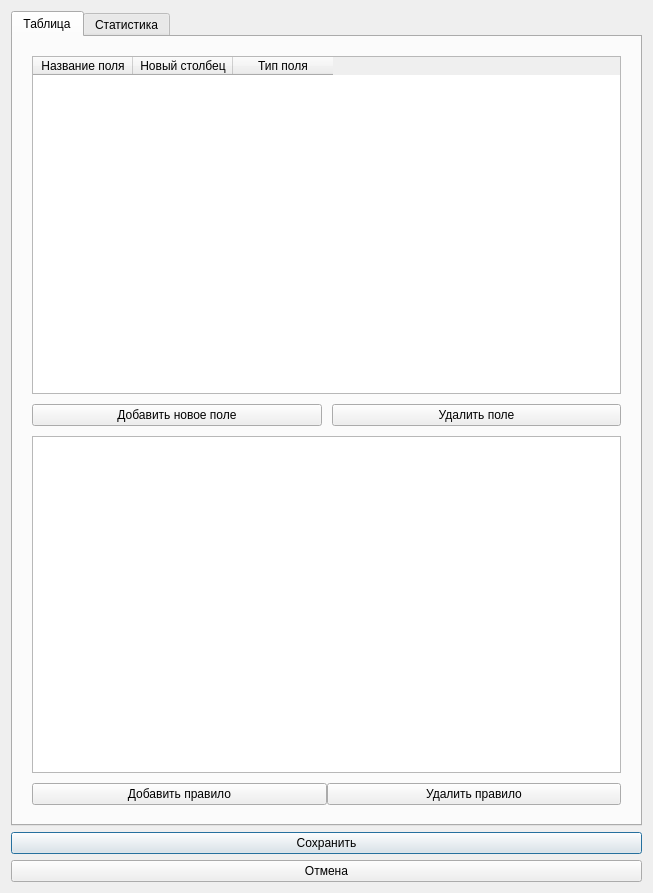
yurikses/ClientFlow, file settingsdialog.ui: the form before one commit.
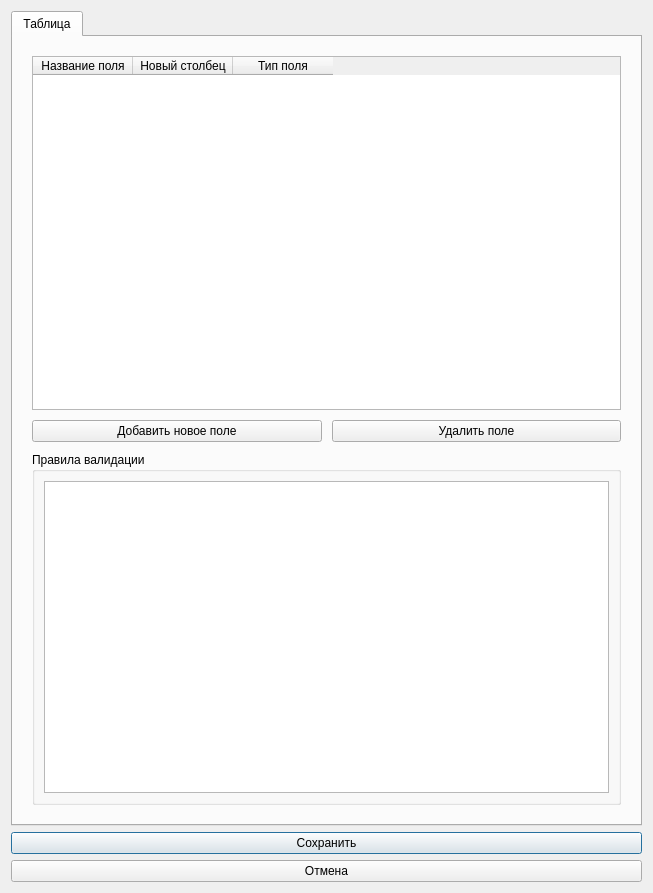
The form after the commit. Icons and pictures are not drawn.

What changed in the file:
```diff
--- a/settingsdialog.ui
+++ b/settingsdialog.ui
@@ -47,7 +47,7 @@
       </attribute>
       <layout class="QGridLayout" name="gridLayout">
        <item row="0" column="0">
-        <layout class="QGridLayout" name="gridLayout_3" rowstretch="3,0,3,0">
+        <layout class="QGridLayout" name="gridLayout_3" rowstretch="3,0,3">
          <property name="leftMargin">
           <number>10</number>
          </property>
@@ -66,6 +66,37 @@
          <property name="verticalSpacing">
           <number>10</number>
          </property>
+         <item row="2" column="0">
+          <widget class="QGroupBox" name="groupBox">
+           <property name="title">
+            <string>Правила валидации</string>
+           </property>
+           <layout class="QGridLayout" name="gridLayout_4">
+            <item row="0" column="0">
+             <widget class="QTableWidget" name="validationRulesTableWidget">
+              <property name="editTriggers">
+               <set>QAbstractItemView::EditTrigger::NoEditTriggers</set>
+              </property>
+              <property name="tabKeyNavigation">
+               <bool>false</bool>
+              </property>
+              <property name="selectionMode">
+               <enum>QAbstractItemView::SelectionMode::SingleSelection</enum>
+              </property>
+              <attribute name="verticalHeaderCascadingSectionResizes">
+               <bool>true</bool>
+              </attribute>
+              <attribute name="verticalHeaderMinimumSectionSize">
+               <number>60</number>
+              </attribute>
+              <attribute name="verticalHeaderDefaultSectionSize">
+               <number>60</number>
+              </attribute>
+             </widget>
+            </item>
+           </layout>
+          </widget>
+         </item>
          <item row="0" column="0">
           <widget class="QTableWidget" name="tableWidget">
            <property name="sizePolicy">
@@ -127,46 +158,10 @@
            </item>
           </layout>
          </item>
-         <item row="3" column="0">
-          <layout class="QHBoxLayout" name="horizontalLayout">
-           <item>
-            <widget class="QPushButton" name="addValidationRuleButton">
-             <property name="text">
-              <string>Добавить правило</string>
-             </property>
-            </widget>
-           </item>
-           <item>
-            <widget class="QPushButton" name="removeValidationRuleButton">
-             <property name="text">
-              <string>Удалить правило</string>
-             </property>
-            </widget>
-           </item>
-          </layout>
-         </item>
-         <item row="2" column="0">
-          <widget class="QTableWidget" name="validationRulesTableWidget">
-           <property name="editTriggers">
-            <set>QAbstractItemView::EditTrigger::NoEditTriggers</set>
-           </property>
-           <property name="tabKeyNavigation">
-            <bool>false</bool>
-           </property>
-           <property name="selectionMode">
-            <enum>QAbstractItemView::SelectionMode::SingleSelection</enum>
-           </property>
-          </widget>
-         </item>
         </layout>
        </item>
       </layout>
      </widget>
-     <widget class="QWidget" name="tab_2">
-      <attribute name="title">
-       <string>Статистика</string>
-      </attribute>
-     </widget>
     </widget>
    </item>
    <item row="2" column="0">
```
